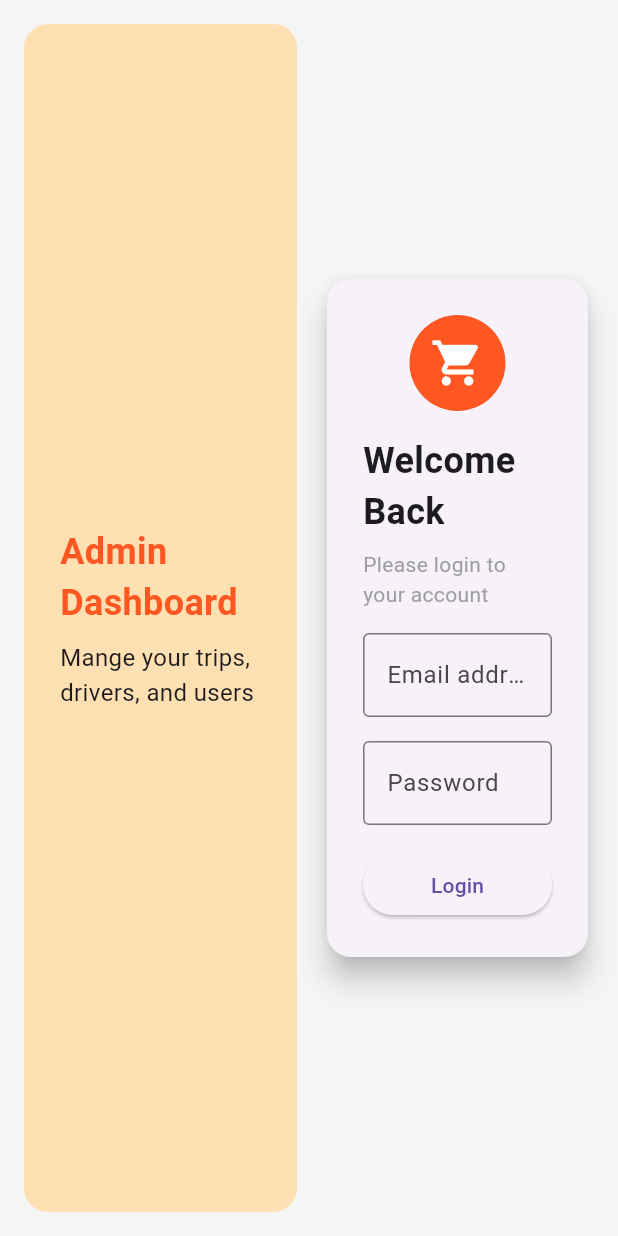
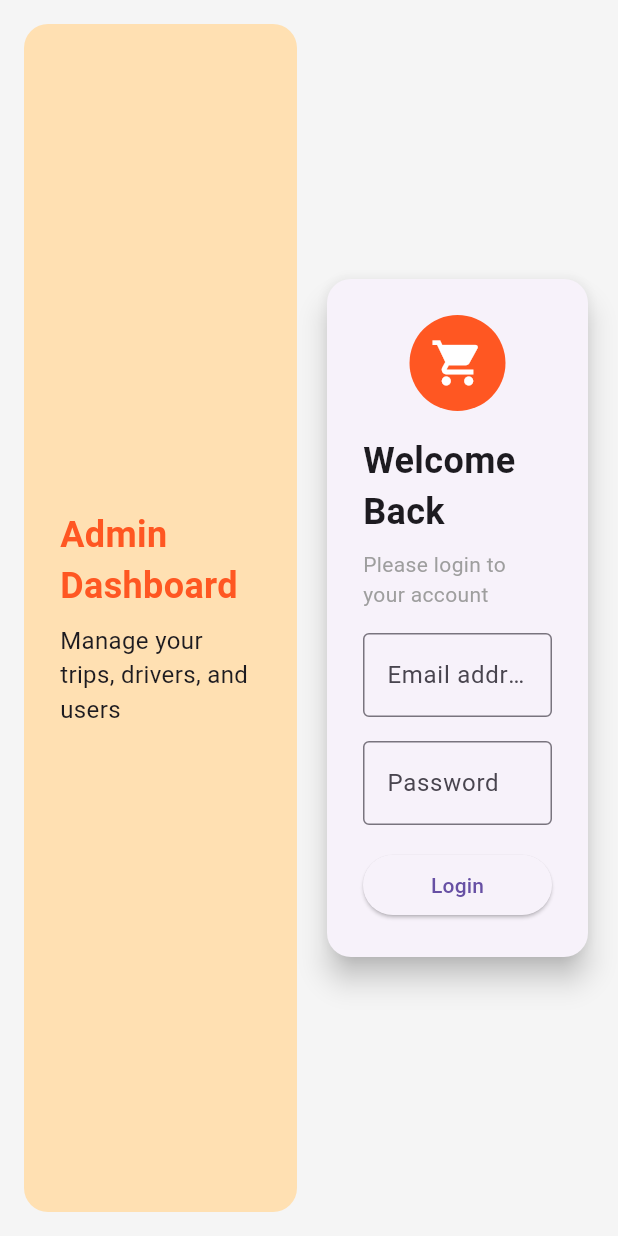
Before and after one commit to huyk21/TKPM_ADMIN_DASHBOARD, a Flutter app: the LoginScreen screen opened directly, on a phone screen of 412 x 824 dp. Run offline on Flutter 3.47's test engine with Material 3 defaults, Android fonts, the phone set to English and light mode, and no system bars; our stand-ins replace firebase_auth, firebase_core, firebase_database, fl_chart; missing offline and left inert: flutter_admin_scaffold; accounts and stored records are empty; statements that could not run were skipped.

```diff
--- a/lib/authentication/login_screen.dart
+++ b/lib/authentication/login_screen.dart
@@ -1,10 +1,39 @@
+import 'package:firebase_auth/firebase_auth.dart';
 import 'package:flutter/material.dart';
+import '../pages/dashboard_page.dart';
 
 class LoginScreen extends StatelessWidget {
-  const LoginScreen({super.key});
+  LoginScreen({super.key});
+
+  // Firebase instance for authentication
+  final FirebaseAuth _auth = FirebaseAuth.instance;
+
+  // Login method
+  // Inside LoginScreen
+  Future<void> _login(BuildContext context, String email, String password) async {
+    try {
+      UserCredential userCredential = await FirebaseAuth.instance.signInWithEmailAndPassword(
+        email: email,
+        password: password,
+      );
+
+      // If login is successful, navigate to the home page
+      if (userCredential.user != null) {
+        Navigator.of(context).pushReplacementNamed('/home');
+      }
+    } catch (e) {
+      // Handle errors like invalid credentials
+      ScaffoldMessenger.of(context).showSnackBar(
+        SnackBar(content: Text(e.toString())),
+      );
+    }
+  }
 
   @override
   Widget build(BuildContext context) {
+    final TextEditingController emailController = TextEditingController();
+    final TextEditingController passwordController = TextEditingController();
+
     return Scaffold(
       backgroundColor: Colors.grey[100],
       body: Center(
@@ -36,14 +65,13 @@ class LoginScreen extends StatelessWidget {
                       ),
                       SizedBox(height: 8),
                       Text(
-                        'Mange your trips, drivers, and users',
+                        'Manage your trips, drivers, and users',
                         style: TextStyle(fontSize: 16),
                       ),
                     ],
                   ),
                 ),
               ),
-
               const SizedBox(width: 16),
 
               // Right side with login form
@@ -78,31 +106,33 @@ class LoginScreen extends StatelessWidget {
                           style: TextStyle(fontSize: 14, color: Colors.grey),
                         ),
                         const SizedBox(height: 16),
-                        const TextField(
-                          decoration: InputDecoration(
+                        TextField(
+                          controller: emailController,
+                          decoration: const InputDecoration(
                             labelText: 'Email address',
                             border: OutlineInputBorder(),
                           ),
                         ),
                         const SizedBox(height: 16),
-                        const TextField(
-                          decoration: InputDecoration(
+                        TextField(
+                          controller: passwordController,
+                          decoration: const InputDecoration(
                             labelText: 'Password',
                             border: OutlineInputBorder(),
-
                           ),
                           obscureText: true,
                         ),
-
                         const SizedBox(height: 16),
                         SizedBox(
                           width: double.infinity,
                           child: ElevatedButton(
-                            onPressed: () {}, // Add login functionality
+                            onPressed: () {
+                              // Call the login method with input credentials
+                              _login(context, emailController.text, passwordController.text);
+                            },
                             child: const Text('Login'),
                           ),
                         ),
-
                       ],
                     ),
                   ),
```
Also changed, not shown: lib/dashboard/side_navigation_drawer.dart (+63 -36 lines), lib/main.dart (+12 -8 lines).
